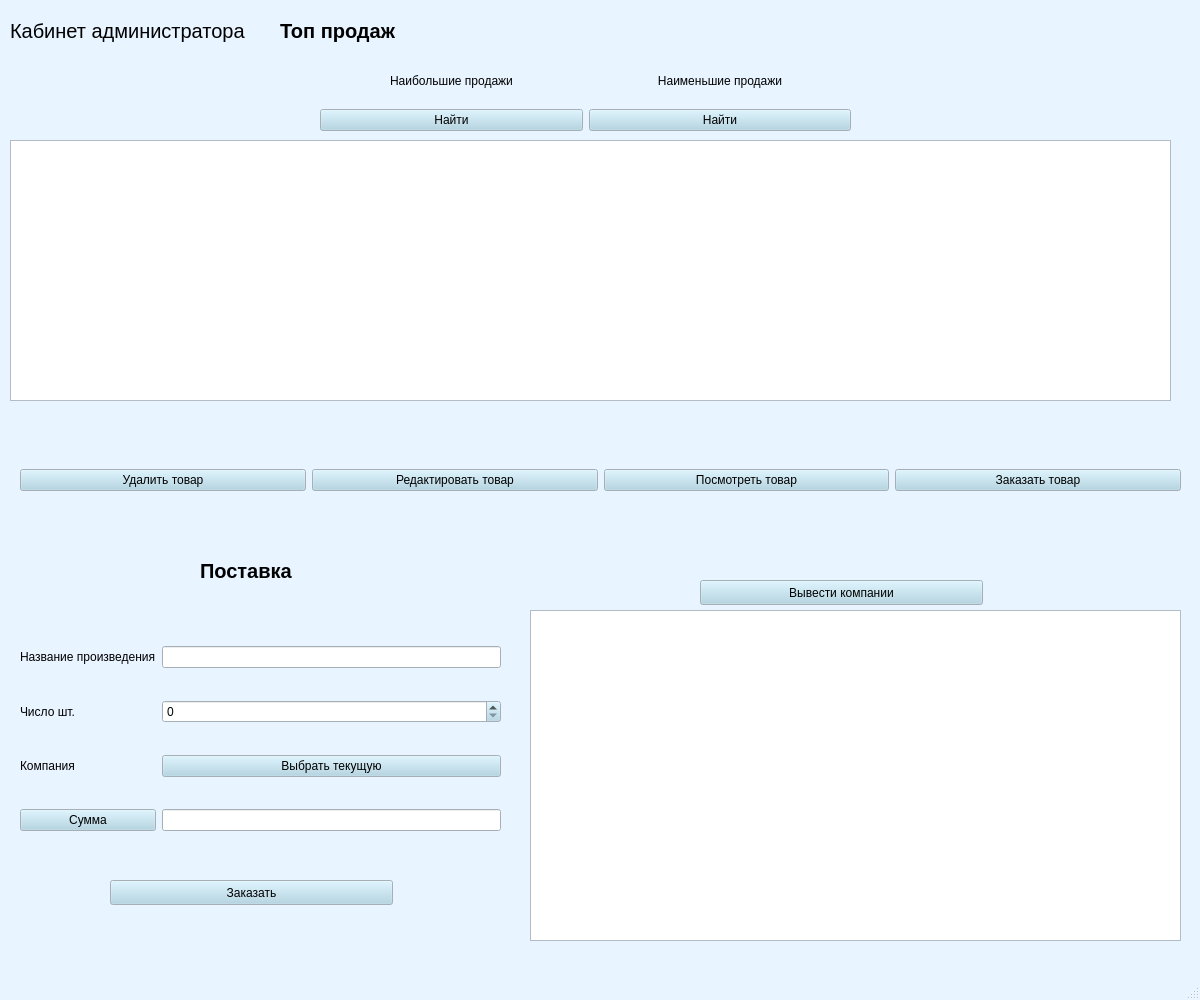
Qt form windows/admin_menu_artwork_sales.ui (KristinaBu/aisDB) before a commit.
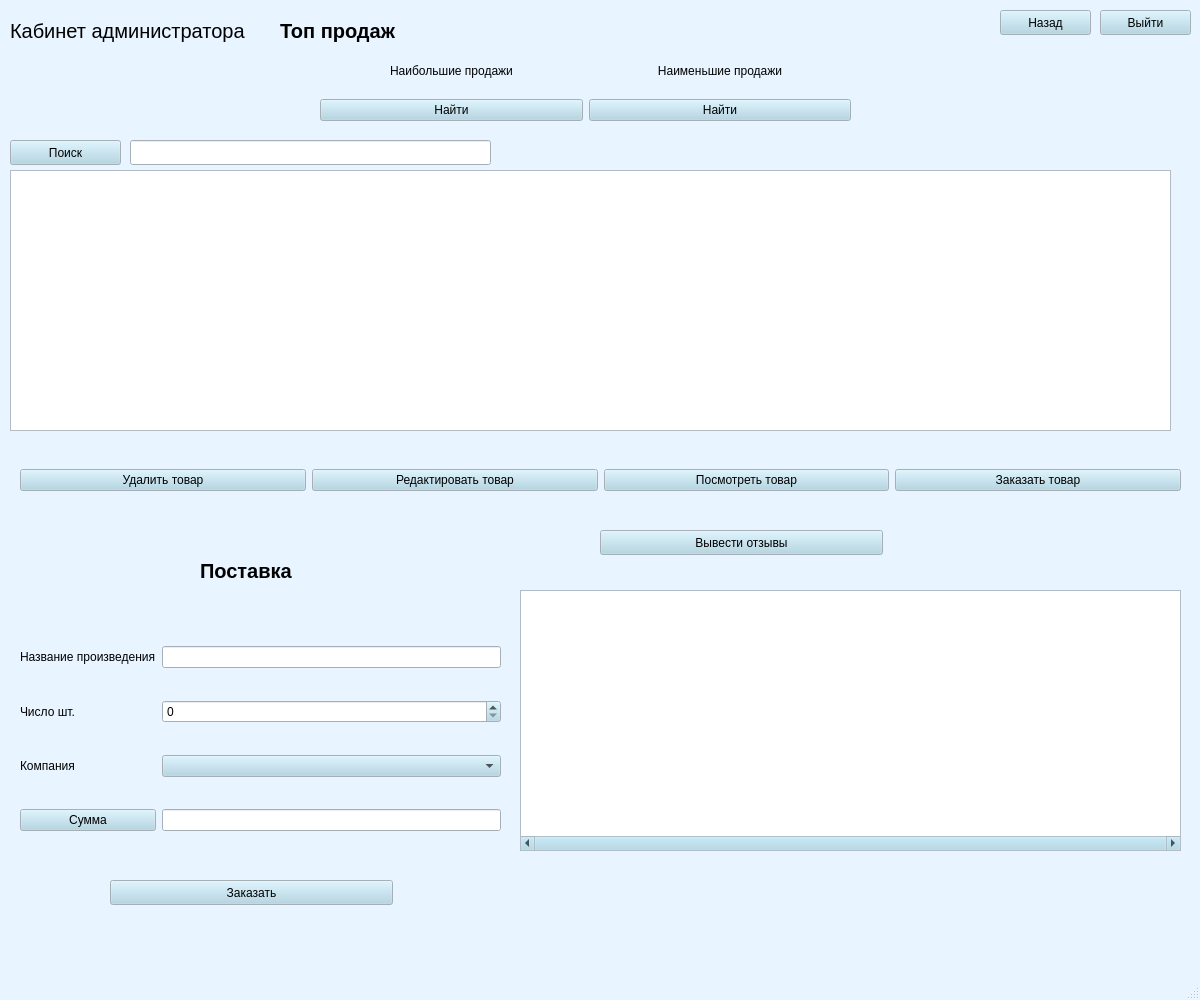
The same form after that commit.

Patch:
```diff
--- a/windows/admin_menu_artwork_sales.ui
+++ b/windows/admin_menu_artwork_sales.ui
@@ -487,7 +487,7 @@
     <property name="geometry">
      <rect>
       <x>320</x>
-      <y>60</y>
+      <y>50</y>
       <width>531</width>
       <height>71</height>
      </rect>
@@ -655,7 +655,7 @@
     <property name="geometry">
      <rect>
       <x>10</x>
-      <y>140</y>
+      <y>170</y>
       <width>1161</width>
       <height>261</height>
      </rect>
@@ -729,7 +729,7 @@
      </rect>
     </property>
     <layout class="QGridLayout" name="gridLayout">
-     <item row="3" column="1">
+     <item row="4" column="1">
       <widget class="QLineEdit" name="lineEdit_2">
        <property name="font">
         <font>
@@ -742,6 +742,19 @@
        </property>
       </widget>
      </item>
+     <item row="4" column="0">
+      <widget class="QPushButton" name="sum">
+       <property name="text">
+        <string>Сумма</string>
+       </property>
+      </widget>
+     </item>
+     <item row="1" column="1">
+      <widget class="QSpinBox" name="count"/>
+     </item>
+     <item row="0" column="1">
+      <widget class="QLineEdit" name="name"/>
+     </item>
      <item row="0" column="0">
       <widget class="QLabel" name="FieldInput_3">
        <property name="text">
@@ -756,32 +769,15 @@
        </property>
       </widget>
      </item>
-     <item row="1" column="1">
-      <widget class="QSpinBox" name="count"/>
-     </item>
      <item row="3" column="0">
-      <widget class="QPushButton" name="sum">
-       <property name="text">
-        <string>Сумма</string>
-       </property>
-      </widget>
-     </item>
-     <item row="0" column="1">
-      <widget class="QLineEdit" name="name"/>
-     </item>
-     <item row="2" column="0">
       <widget class="QLabel" name="FieldInput_5">
        <property name="text">
         <string>Компания</string>
        </property>
       </widget>
      </item>
-     <item row="2" column="1">
-      <widget class="QPushButton" name="select_comp">
-       <property name="text">
-        <string>Выбрать текущую</string>
-       </property>
-      </widget>
+     <item row="3" column="1">
+      <widget class="QComboBox" name="sel_comp"/>
      </item>
     </layout>
    </widget>
@@ -838,27 +834,79 @@
      </item>
     </layout>
    </widget>
-   <widget class="QTableWidget" name="artworks_2">
+   <widget class="QPushButton" name="print_r">
     <property name="geometry">
      <rect>
-      <x>530</x>
-      <y>610</y>
-      <width>651</width>
-      <height>331</height>
-     </rect>
-    </property>
-   </widget>
-   <widget class="QPushButton" name="buy_2">
-    <property name="geometry">
-     <rect>
-      <x>700</x>
-      <y>580</y>
+      <x>600</x>
+      <y>530</y>
       <width>283</width>
       <height>25</height>
      </rect>
     </property>
     <property name="text">
-     <string>Вывести компании</string>
+     <string>Вывести отзывы</string>
+    </property>
+   </widget>
+   <widget class="QPushButton" name="exit">
+    <property name="geometry">
+     <rect>
+      <x>1100</x>
+      <y>10</y>
+      <width>91</width>
+      <height>25</height>
+     </rect>
+    </property>
+    <property name="text">
+     <string>Выйти</string>
+    </property>
+   </widget>
+   <widget class="QPushButton" name="back">
+    <property name="geometry">
+     <rect>
+      <x>1000</x>
+      <y>10</y>
+      <width>91</width>
+      <height>25</height>
+     </rect>
+    </property>
+    <property name="text">
+     <string>Назад</string>
+    </property>
+   </widget>
+   <widget class="QTableWidget" name="reviews">
+    <property name="geometry">
+     <rect>
+      <x>520</x>
+      <y>590</y>
+      <width>661</width>
+      <height>261</height>
+     </rect>
+    </property>
+    <property name="horizontalScrollBarPolicy">
+     <enum>Qt::ScrollBarAlwaysOn</enum>
+    </property>
+   </widget>
+   <widget class="QPushButton" name="alf_find_2">
+    <property name="geometry">
+     <rect>
+      <x>10</x>
+      <y>140</y>
+      <width>111</width>
+      <height>25</height>
+     </rect>
+    </property>
+    <property name="text">
+     <string>Поиск</string>
+    </property>
+   </widget>
+   <widget class="QLineEdit" name="name_2">
+    <property name="geometry">
+     <rect>
+      <x>130</x>
+      <y>140</y>
+      <width>361</width>
+      <height>25</height>
+     </rect>
     </property>
    </widget>
   </widget>
```
